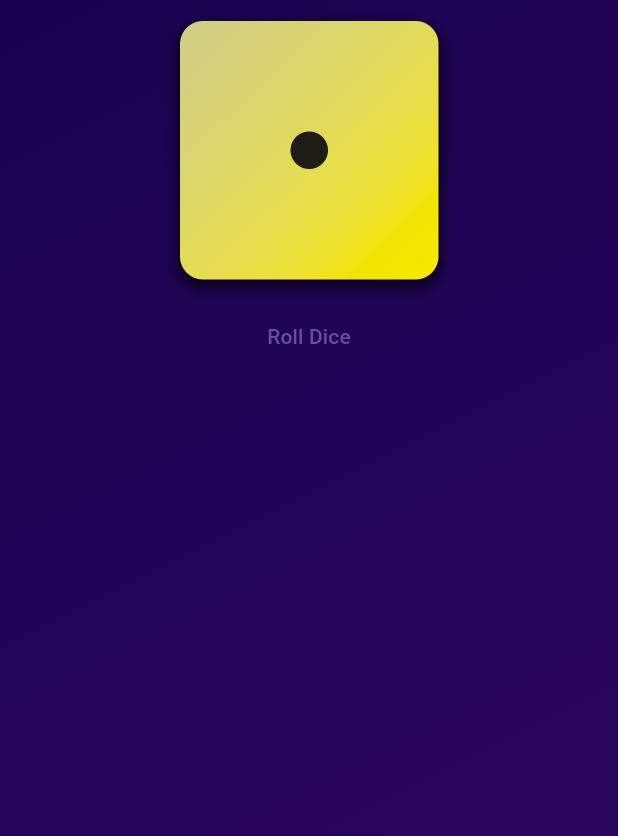
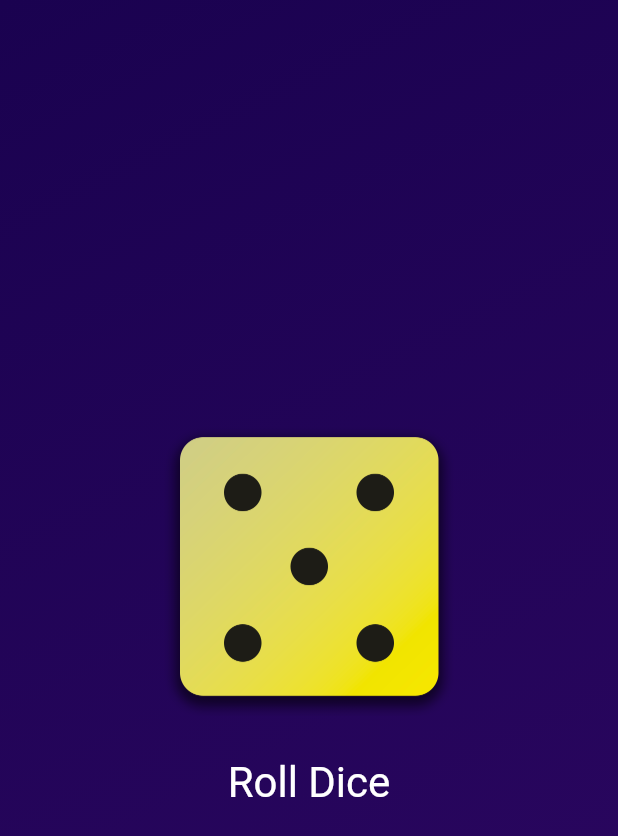
Before and after one commit to AleksaVidojevic/Flutter_RollDice, a Flutter app: the screen it shows after launch, after a tap on "Roll Dice", on a phone screen of 412 x 824 dp. Shown: the top 836 px of the screen. Run offline on Flutter 3.47's test engine with Material 3 defaults, Android fonts, the phone set to English and light mode, and no system bars.

Commit message:
Finished project

```diff
--- /dev/null
+++ b/lib/dice_roller.dart
@@ -0,0 +1,53 @@
+import 'dart:math';
+
+import 'package:flutter/material.dart';
+
+final randomGenerator = Random();
+
+class DiceRoller extends StatefulWidget {
+  const DiceRoller({super.key});
+
+  @override
+  State<StatefulWidget> createState() {
+    return _DiceRollerState();
+  }
+}
+
+class _DiceRollerState extends State {
+  var currentDiceRole = 2;
+
+  void rollDice() {
+    setState(() {
+      currentDiceRole = randomGenerator.nextInt(6) + 1;
+    });
+  }
+
+  @override
+  Widget build(BuildContext context) {
+    return Column(
+      mainAxisSize: MainAxisSize.min,
+      children: [
+        Image.asset(
+          'assets/images/dice-$currentDiceRole.png',
+          width: 200,
+        ),
+        const SizedBox(
+          height: 20,
+        ),
+        TextButton(
+          onPressed: rollDice,
+          style: TextButton.styleFrom(
+            // padding: const EdgeInsets.only(
+            //   top: 20,
+            // ),
+            foregroundColor: Colors.white,
+            textStyle: const TextStyle(
+              fontSize: 28,
+            ),
+          ),
+          child: const Text('Roll Dice'),
+        ),
+      ],
+    );
+  }
+}
--- a/lib/gradient_container.dart
+++ b/lib/gradient_container.dart
@@ -1,3 +1,4 @@
+import 'package:first_app/dice_roller.dart';
 import 'package:flutter/material.dart';
 
 const startAlignment = Alignment.topLeft;
@@ -7,8 +8,6 @@ class GradientContainer extends StatelessWidget {
   const GradientContainer({super.key, required this.colors});
 
   final List<Color> colors;
-
-  void rollDice() {}
 
   @override
   Widget build(context) {
@@ -21,15 +20,8 @@ class GradientContainer extends StatelessWidget {
         ),
       ),
       child: Center(
-          child: Column(
-        children: [
-          Image.asset(
-            'assets/images/dice-1.png',
-            width: 200,
-          ),
-          TextButton(onPressed: rollDice, child: const Text('Roll Dice'))
-        ],
-      )),
+        child: DiceRoller(),
+      ),
     );
   }
 }
--- a/lib/main.dart
+++ b/lib/main.dart
@@ -3,7 +3,7 @@ import 'package:flutter/material.dart';
 
 void main() {
   runApp(
-    MaterialApp(
+    const MaterialApp(
       home: Scaffold(
         body: GradientContainer(colors: [Color.fromARGB(255, 26, 2, 80), Color.fromARGB(255, 45, 7, 98)],),
       ),
```
Also changed, not shown: 1 other file.
